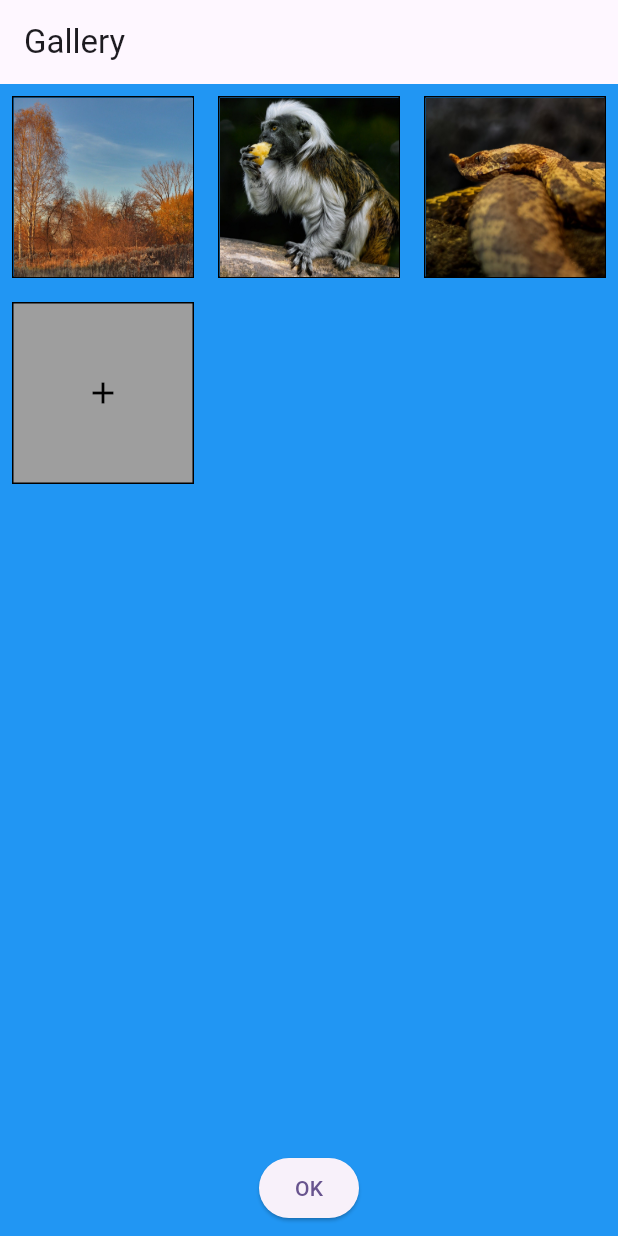
After one commit to andyludeveloper/flutter_gallery, a Flutter app: the screen it shows after launch, on a phone screen of 412 x 824 dp. The commit adds this screen. Run offline on Flutter 3.47's test engine with Material 2 defaults, Android fonts, the phone set to English and light mode, and no system bars; our stand-ins replace camera.

Commit message:
extract image_gallery_builder.dart
extract image_gallery_builder.dart

```diff
--- a/lib/ui/gallery.dart
+++ b/lib/ui/gallery.dart
@@ -1,9 +1,8 @@
 import 'package:flutter/material.dart';
-import 'package:gallery/widgets/square.dart';
 import 'package:provider/provider.dart';
 
 import '../provider/captured_image_provider.dart';
-import '../widgets/image_cropper_widget.dart';
+import '../widgets/image_gallery_builder.dart';
 
 const snackBar = SnackBar(
   content: Text('Yay! A SnackBar!'),
@@ -24,26 +23,9 @@ class Gallery extends StatelessWidget {
           appBar: AppBar(
             title: const Text("Gallery"),
           ),
-          body: Consumer<CapturedImageProvider>(
-            builder: (BuildContext context, provider, Widget? child) {
-              debugPrint("provider.images.length: ${provider.images.length}");
-              return Stack(children: [
-                GridView.builder(
-                  gridDelegate: const SliverGridDelegateWithFixedCrossAxisCount(
-                      crossAxisCount: 3, childAspectRatio: 1.0),
-                  itemCount: provider.images.length + 1,
-                  itemBuilder: (BuildContext context, int index) {
-                    if (index < provider.images.length) {
-                      return ImageCropperWidget(
-                        width: width,
-                        height: height,
-                        imageUrl: provider.images[index],
-                      );
-                    } else {
-                      return Square(width: width, height: height);
-                    }
-                  },
-                ),
+          body: Stack(
+            children: [
+              ImageGalleryBuilder(width: width, height: height),
               Align(
                   alignment: AlignmentDirectional.bottomCenter,
                   child: Padding(
@@ -55,8 +37,7 @@ class Gallery extends StatelessWidget {
                       child: const Text("OK"),
                     ),
                   ))
-              ]);
-            },
+            ],
           )),
     );
   }
--- /dev/null
+++ b/lib/widgets/image_gallery_builder.dart
@@ -0,0 +1,42 @@
+import 'package:flutter/material.dart';
+import 'package:gallery/widgets/square.dart';
+import 'package:provider/provider.dart';
+
+import '../provider/captured_image_provider.dart';
+import 'image_cropper_widget.dart';
+
+class ImageGalleryBuilder extends StatelessWidget {
+  final double width;
+  final double height;
+
+  const ImageGalleryBuilder(
+      {Key? key, required this.width, required this.height})
+      : super(key: key);
+
+  @override
+  Widget build(BuildContext context) {
+    return Consumer<CapturedImageProvider>(
+        builder: (BuildContext context, provider, Widget? child) {
+      return GridView.builder(
+        gridDelegate: const SliverGridDelegateWithFixedCrossAxisCount(
+            crossAxisCount: 3, childAspectRatio: 1.0),
+        itemCount: provider.images.length + 1,
+        itemBuilder: (BuildContext context, int index) {
+          if (index < provider.images.length) {
+            return ImageCropperWidget(
+              width: width,
+              height: height,
+              imageUrl: provider.images[index],
+            );
+          } else {
+            if (provider.images.length < 10) {
+              return Square(width: width, height: height);
+            } else {
+              return Container();
+            }
+          }
+        },
+      );
+    });
+  }
+}
```
Lines whose indentation alone changed are shown as unchanged.
